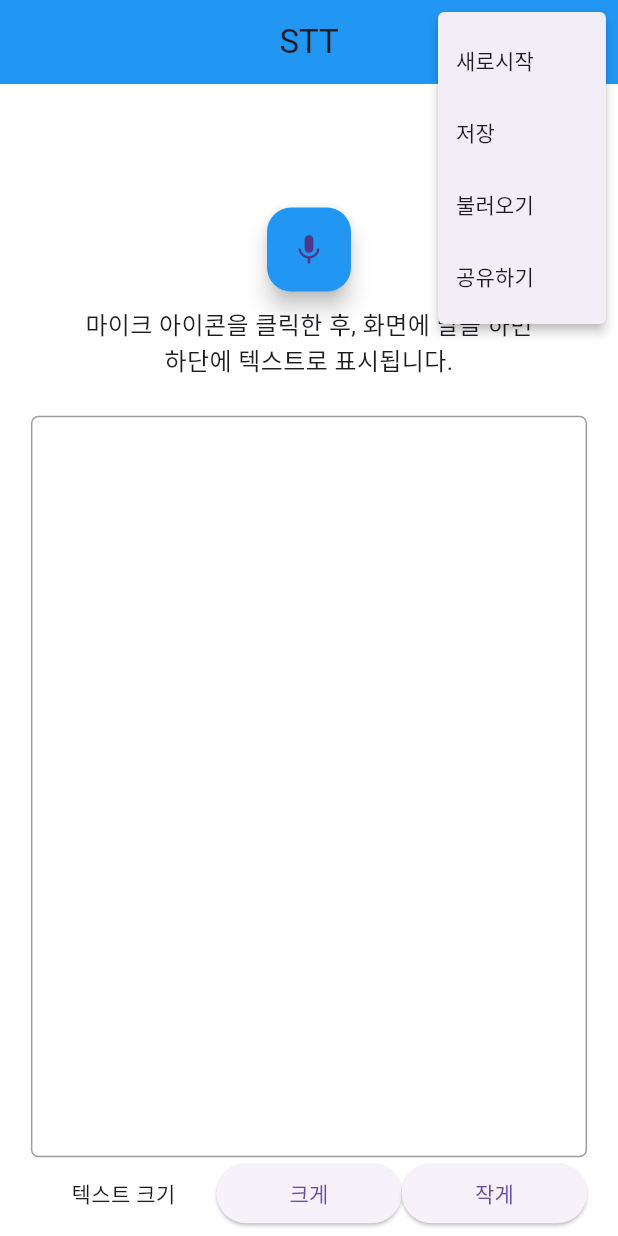
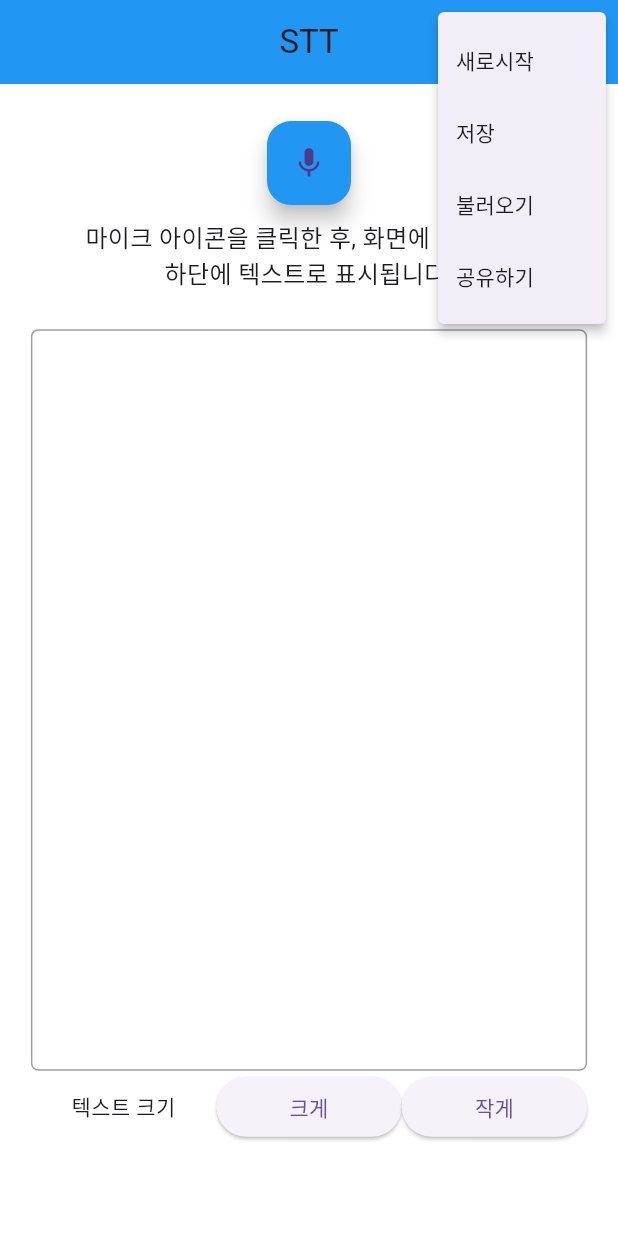
Before and after one commit to sorongosdev/Soritguel, a Flutter app: the screen it shows after launch, after a tap on the "more vert" icon, on a phone screen of 412 x 824 dp. Run offline on Flutter 3.47's test engine with Material 3 defaults, Android fonts, the phone set to English and light mode, and no system bars.

Commit message:
UI별 클래스 분리

```diff
--- /dev/null
+++ b/lib/bottom_button_row.dart
@@ -0,0 +1,42 @@
+import 'package:flutter/material.dart';
+
+/**하단 버튼 행*/
+class BottomButtonRow extends StatelessWidget{
+  final double buttonRowSideMargin;
+
+  const BottomButtonRow({
+    Key? key,
+    required this.buttonRowSideMargin
+  }) : super(key: key);
+
+  @override
+  Widget build(BuildContext context) {
+    return Container(
+      margin: EdgeInsets.symmetric(horizontal: buttonRowSideMargin),
+      child: Row(
+        mainAxisAlignment: MainAxisAlignment.spaceEvenly,
+        children: <Widget>[
+          const Expanded(
+            child: Text(
+              '텍스트 크기',
+              textAlign: TextAlign.center,
+            ),
+          ),
+          Expanded(
+            child: ElevatedButton(
+              onPressed: () {},
+              child: const Text('크게'),
+            ),
+          ),
+          Expanded(
+            child: ElevatedButton(
+              onPressed: () {},
+              child: const Text('작게'),
+            ),
+          ),
+        ],
+      ),
+    );
+  }
+
+}
--- /dev/null
+++ b/lib/description_text.dart
@@ -0,0 +1,18 @@
+import 'package:flutter/material.dart';
+
+/**설명 텍스트*/
+class DescriptionText extends StatelessWidget {
+  const DescriptionText({Key? key}) : super(key: key);
+
+  @override
+  Widget build(BuildContext context) {
+    return const Padding(
+      padding: EdgeInsets.only(top: 10.0),
+      child: Text(
+        '마이크 아이콘을 클릭한 후, 화면에 말을 하면 \n하단에 텍스트로 표시됩니다.',
+        style: TextStyle(fontSize: 16.0),
+        textAlign: TextAlign.center,
+      ),
+    );
+  }
+}
--- a/lib/main.dart
+++ b/lib/main.dart
@@ -1,4 +1,9 @@
 import 'package:flutter/material.dart';
+import 'my_app_bar.dart';
+import 'mic_icon.dart';
+import 'description_text.dart';
+import 'my_text_field.dart';
+import 'bottom_button_row.dart';
 
 void main() {
   runApp(const MyApp());
@@ -20,121 +25,31 @@ class MyWidget extends StatelessWidget {
 
   @override
   Widget build(BuildContext context) {
-    final micTopMargin = MediaQuery.of(context).size.height * 0.1;
+    final micTopMargin = MediaQuery.of(context).size.height * 0.03; // 화면 높이의 3%를 마진으로 설정
     final textFieldTopMargin =
-        MediaQuery.of(context).size.height * 0.03; // 화면 높이의 5%를 마진으로 설정
+        MediaQuery.of(context).size.height * 0.03; // 화면 높이의 3%를 마진으로 설정
     final textFieldSideMargin =
-        MediaQuery.of(context).size.width * 0.05; // 화면 너비의 10%를 마진으로 설정
+        MediaQuery.of(context).size.width * 0.05; // 화면 너비의 5%를 마진으로 설정
     final textFieldMaxHeight =
-        MediaQuery.of(context).size.height * 0.6; // 화면 높이의 50%를 최대 높이로 설정
+        MediaQuery.of(context).size.height * 0.6; // 화면 높이의 60%를 최대 높이로 설정
     final buttonRowSideMargin =
-        MediaQuery.of(context).size.width * 0.05; // 화면 너비의 10%를 마진으로 설정
+        MediaQuery.of(context).size.width * 0.05; // 화면 너비의 5%를 마진으로 설정
 
     return Scaffold(
       // 앱바
-      appBar: AppBar(
-        title: Text('STT'),
-        centerTitle: true,
-        backgroundColor: Colors.blue,
-        actions: <Widget>[
-          // 더보기 버튼
-          PopupMenuButton<String>(
-            icon: Icon(Icons.more_vert),
-            // PopupMenuButton에서 itemBuilder을 필수적으로 구현해야함
-            itemBuilder: (BuildContext context) => <PopupMenuEntry<String>>[
-              const PopupMenuItem<String>(
-                value: '새로시작',
-                child: Text('새로시작'),
-              ),
-              const PopupMenuItem<String>(
-                value: '저장',
-                child: Text('저장'),
-              ),
-              const PopupMenuItem<String>(
-                value: '불러오기',
-                child: Text('불러오기'),
-              ),
-              const PopupMenuItem<String>(
-                value: '공유하기',
-                child: Text('공유하기'),
-              ),
-            ],
-          ),
-        ],
-      ),
+      appBar: MyAppBar(),
       backgroundColor: Colors.white,
       body: Column(
         mainAxisAlignment: MainAxisAlignment.start,
         children: <Widget>[
-          // 마이크 아이콘
-          Container(
-            margin: EdgeInsets.only(top: micTopMargin),
-            child: FloatingActionButton(
-              onPressed: () {},
-              backgroundColor: Colors.blue,
-              child: const Icon(Icons.mic),
-            ),
-          ),
-
-          // 설명 텍스트
-          const Padding(
-            padding: EdgeInsets.only(top: 10.0),
-            // Padding을 이용해 상단 마진을 설정할 수 있습니다.
-            child: Text(
-              '마이크 아이콘을 클릭한 후, 화면에 말을 하면 \n하단에 텍스트로 표시됩니다.',
-              style: TextStyle(fontSize: 16.0), // 텍스트 크기, 색상 등 스타일을 설정할 수 있습니다.
-              textAlign: TextAlign.center,
-            ),
-          ),
-
-          // 텍스트 필드
-          Container(
-            margin: EdgeInsets.only(
-                top: textFieldTopMargin,
-                left: textFieldSideMargin,
-                right: textFieldSideMargin),
-            decoration: BoxDecoration(
-              border: Border.all(color: Colors.grey),
-              borderRadius: BorderRadius.circular(5.0),
-            ),
-            height: textFieldMaxHeight,
-            child: const SingleChildScrollView(
-              child: TextField(
-                maxLines: null, // 줄 바꿈에 따라 자동으로 늘어나도록 설정
-                decoration: InputDecoration(
-                  border: InputBorder.none,
-                ),
-              ),
-            ),
-          ),
-
-          // 하단 버튼 행
-          Container(
-            margin: EdgeInsets.symmetric(horizontal: buttonRowSideMargin),
-            child: Row(
-              mainAxisAlignment: MainAxisAlignment.spaceEvenly,
-              children: <Widget>[
-                const Expanded(
-                  child: Text(
-                    '텍스트 크기',
-                    textAlign: TextAlign.center,
-                  ),
-                ),
-                Expanded(
-                  child: ElevatedButton(
-                    onPressed: () {},
-                    child: const Text('크게'),
-                  ),
-                ),
-                Expanded(
-                  child: ElevatedButton(
-                    onPressed: () {},
-                    child: const Text('작게'),
-                  ),
-                ),
-              ],
-            ),
-          )
+          MicIcon(micTopMargin: micTopMargin),      // 마이크 아이콘
+          DescriptionText(),                        // 설명 텍스트
+          MyTextField(                              // 텍스트 필드
+            textFieldTopMargin: textFieldTopMargin,
+            textFieldSideMargin: textFieldSideMargin,
+            textFieldMaxHeight: textFieldMaxHeight,
+          ),                         // 텍스트 필드
+          BottomButtonRow(buttonRowSideMargin: buttonRowSideMargin) // 하단 버튼 행
         ],
       ),
     );
--- /dev/null
+++ b/lib/mic_icon.dart
@@ -0,0 +1,20 @@
+import 'package:flutter/material.dart';
+
+/**마이크 아이콘*/
+class MicIcon extends StatelessWidget {
+  final double micTopMargin;
+
+  const MicIcon({Key? key, required this.micTopMargin}) : super(key: key);
+
+  @override
+  Widget build(BuildContext context) {
+    return Container(
+      margin: EdgeInsets.only(top: micTopMargin),
+      child: FloatingActionButton(
+        onPressed: () {},
+        backgroundColor: Colors.blue,
+        child: const Icon(Icons.mic),
+      ),
+    );
+  }
+}
--- /dev/null
+++ b/lib/my_app_bar.dart
@@ -0,0 +1,34 @@
+import 'package:flutter/material.dart';
+
+/**앱바*/
+class MyAppBar extends AppBar {
+  MyAppBar() : super( // MyAppBar 클래스 초기화 후 인수 전달
+    title: Text('STT'),
+    centerTitle: true,
+    backgroundColor: Colors.blue,
+    actions: <Widget>[
+      PopupMenuButton<String>(
+        icon: Icon(Icons.more_vert),
+        itemBuilder: (BuildContext context) =>
+        <PopupMenuEntry<String>>[
+          const PopupMenuItem<String>(
+            value: '새로시작',
+            child: Text('새로시작'),
+          ),
+          const PopupMenuItem<String>(
+            value: '저장',
+            child: Text('저장'),
+          ),
+          const PopupMenuItem<String>(
+            value: '불러오기',
+            child: Text('불러오기'),
+          ),
+          const PopupMenuItem<String>(
+            value: '공유하기',
+            child: Text('공유하기'),
+          ),
+        ],
+      ),
+    ],
+  );
+}
--- /dev/null
+++ b/lib/my_text_field.dart
@@ -0,0 +1,38 @@
+import 'package:flutter/material.dart';
+
+/**텍스트 필드*/
+class MyTextField extends StatelessWidget {
+  final double textFieldTopMargin;
+  final double textFieldSideMargin;
+  final double textFieldMaxHeight;
+
+  const MyTextField({
+    Key? key,
+    required this.textFieldTopMargin,
+    required this.textFieldSideMargin,
+    required this.textFieldMaxHeight
+  }) : super(key: key);
+
+  @override
+  Widget build(BuildContext context) {
+    return Container(
+      margin: EdgeInsets.only(
+          top: textFieldTopMargin,
+          left: textFieldSideMargin,
+          right: textFieldSideMargin),
+      decoration: BoxDecoration(
+        border: Border.all(color: Colors.grey),
+        borderRadius: BorderRadius.circular(5.0),
+      ),
+      height: textFieldMaxHeight,
+      child: const SingleChildScrollView(
+        child: TextField(
+          maxLines: null, // 줄 바꿈에 따라 자동으로 늘어나도록 설정
+          decoration: InputDecoration(
+            border: InputBorder.none,
+          ),
+        ),
+      ),
+    );
+  }
+}
```
